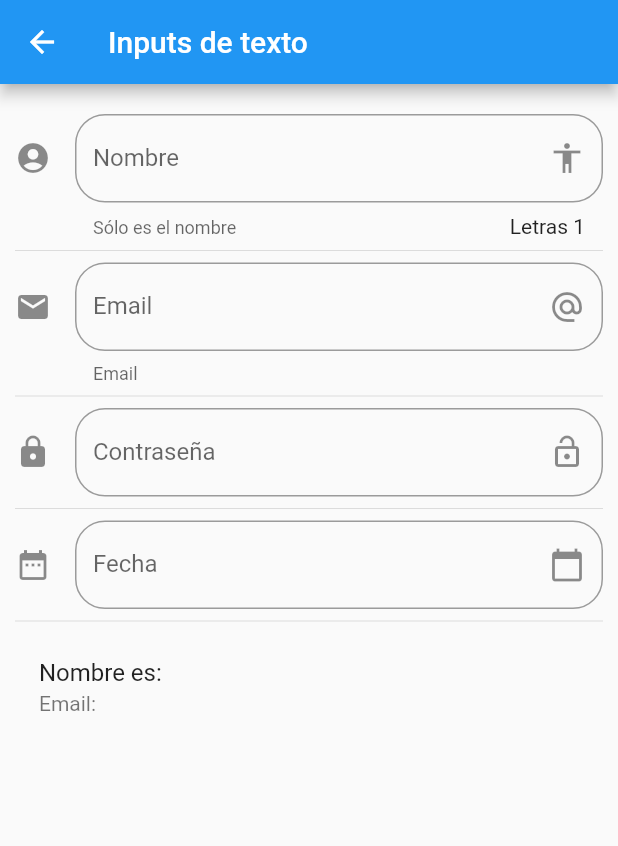
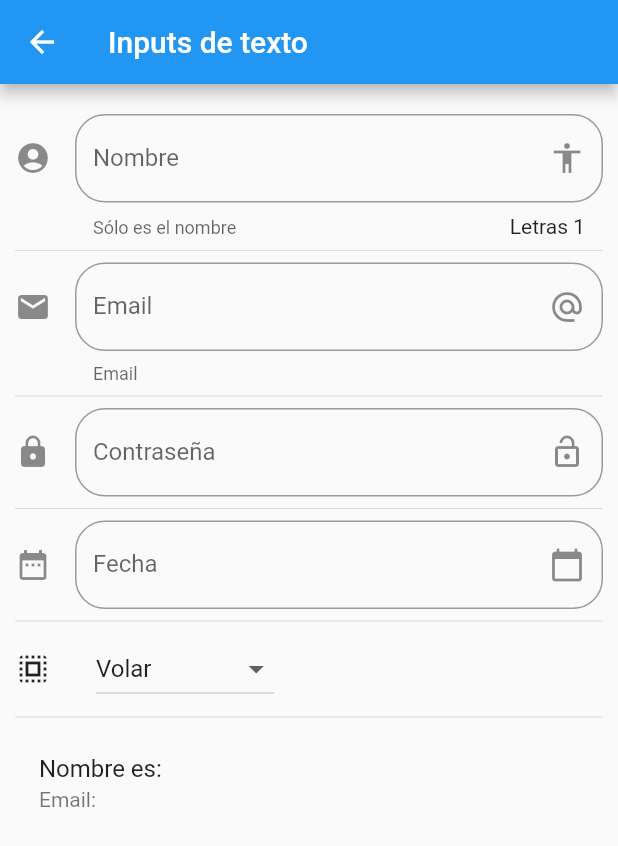
Before and after one commit to lskywolfll/Flutter_Componentes, a Flutter app: the InputPage screen opened by its route, on a phone screen of 412 x 824 dp. Shown: the top 846 px of the screen. Run offline on Flutter 3.47's test engine with Material 2 defaults, Android fonts, the phone set to English and light mode, and no system bars.

Commit message:
se crea un dropdown

```diff
--- a/lib/src/pages/input_page.dart
+++ b/lib/src/pages/input_page.dart
@@ -11,6 +11,9 @@ class _InputPageState extends State<InputPage> {
   String _email = ' ';
   String _password = ' ';
   String _fecha = " ";
+  String _opcionSeleccionada = "Volar";
+
+  List<String> _poderes = ['Volar', 'Rayos x', 'Super Aliento', 'Super Fuerza'];
 
   TextEditingController _inputFieldDateController = new TextEditingController();
 
@@ -30,6 +33,8 @@ class _InputPageState extends State<InputPage> {
           _crearPassword(),
           Divider(),
           _crearFecha(context),
+          Divider(),
+          _crearDropdown(),
           Divider(),
           _crearPersona(),
         ],
@@ -149,4 +154,37 @@ class _InputPageState extends State<InputPage> {
       keyboardType: TextInputType.emailAddress,
     );
   }
+
+  List<DropdownMenuItem<String>> getOpcionesDropdown() {
+    List<DropdownMenuItem<String>> lista = new List();
+
+    _poderes.forEach((element) {
+      lista.add(DropdownMenuItem(
+        value: element,
+        child: Text(element),
+      ));
+    });
+
+    return lista;
+  }
+
+  Widget _crearDropdown() {
+    return Row(
+      children: <Widget>[
+        Icon(Icons.select_all),
+        SizedBox(
+          width: 30.0,
+        ),
+        DropdownButton(
+          value: _opcionSeleccionada,
+          items: getOpcionesDropdown(),
+          onChanged: (value) {
+            setState(() {
+              _opcionSeleccionada = value;
+            });
+          },
+        )
+      ],
+    );
+  }
 }
```
